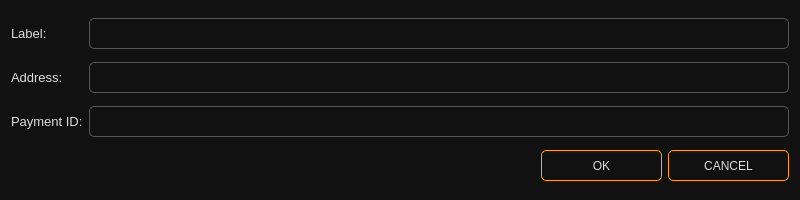
Above: src/gui/ui/newaddressdialog.ui from ConcealNetwork/conceal-desktop before the change. Below: the same form after it.
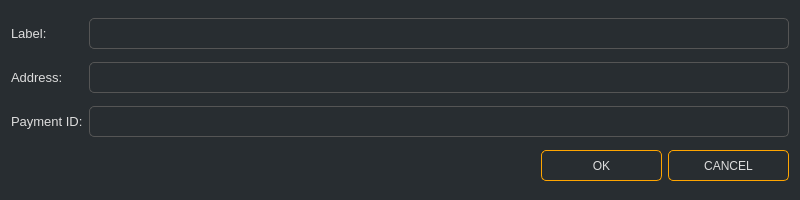
That is the form after the change.

Patch:
```diff
--- a/src/gui/ui/newaddressdialog.ui
+++ b/src/gui/ui/newaddressdialog.ui
@@ -14,7 +14,7 @@
    <string>New address</string>
   </property>
   <property name="styleSheet">
-   <string notr="true">color: #ddd; background-color: #111; font-family: 'Raleway';</string>
+   <string notr="true">color: #ddd; background-color: #282d31; font-family: 'Raleway';</string>
   </property>
   <layout class="QGridLayout" name="gridLayout">
    <item row="1" column="0">
```
